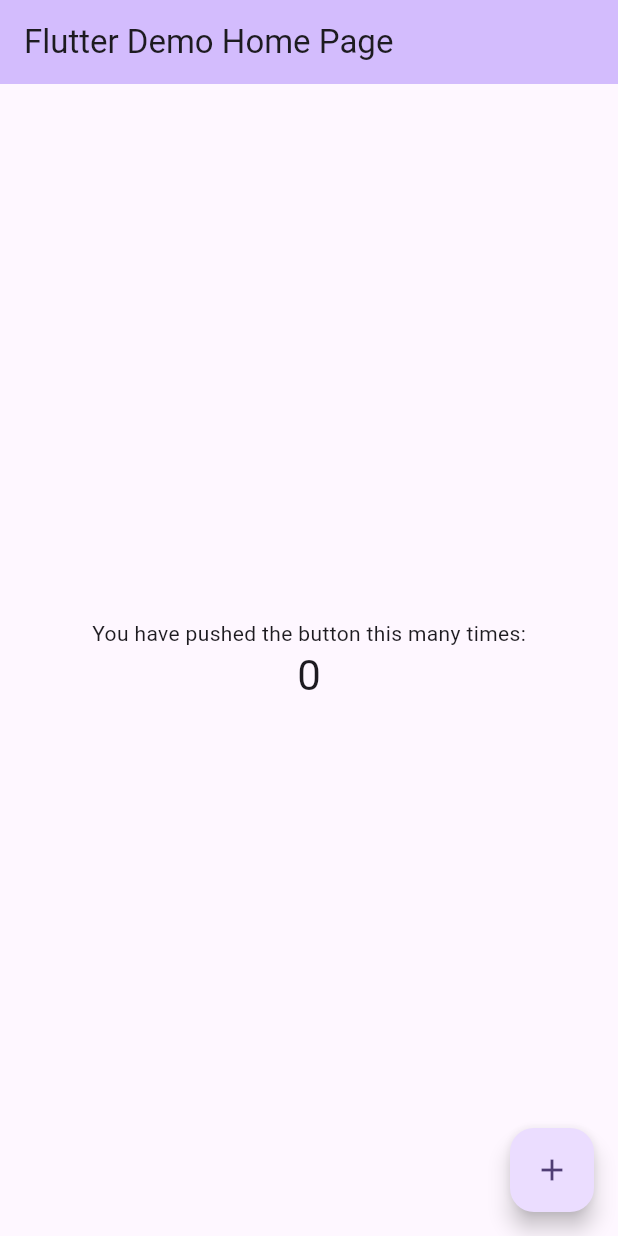
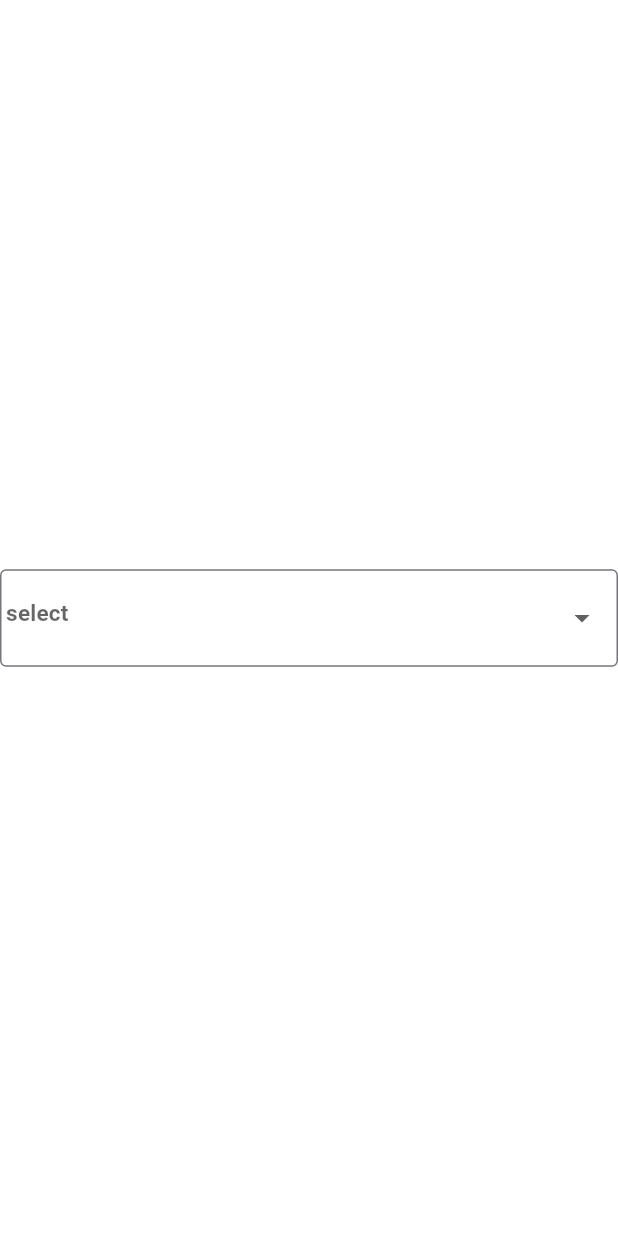
Before and after one commit to mehediFlutter/theme_data_handler, a Flutter app: the screen it shows after launch, on a phone screen of 412 x 824 dp. Run offline on Flutter 3.47's test engine with Material 3 defaults, Android fonts, the phone set to English and light mode, and no system bars.

Commit message:
drop down

```diff
--- /dev/null
+++ b/lib/drop_down/drop_down.dart
@@ -0,0 +1,44 @@
+import 'package:flutter/material.dart';
+
+class DropDown extends StatefulWidget {
+  const DropDown({super.key});
+
+  @override
+  State<DropDown> createState() => _DropDownState();
+}
+
+class _DropDownState extends State<DropDown> {
+    String? dropdownValue ;
+    List<String> myItem = ['1', '2', '3', '4', '5', '6', '7', '8', '9'];
+  @override
+  Widget build(BuildContext context) {
+
+    return Scaffold(
+      backgroundColor: Colors.white,
+      body: Center(
+        child: Center(
+          child: DropdownButtonFormField(
+            hint: Text("select",style: TextStyle(fontSize: 15),),
+            padding: EdgeInsets.only(top: 5,bottom: 10),
+              decoration: InputDecoration(
+
+
+        contentPadding: EdgeInsets.only(bottom: 5),
+        border: OutlineInputBorder(),
+      ),
+            items: myItem.map((String ?item) {
+              return DropdownMenuItem(value: item, child: Text(item.toString(),style: TextStyle(fontSize: 20),));
+            }).toList(),
+            onChanged: (String ?newValue) {
+              setState(() {
+                dropdownValue = newValue.toString();
+                print(dropdownValue);
+              });
+            }, value: dropdownValue,
+
+          ),
+        ),
+      ),
+    );
+  }
+}
--- a/lib/main.dart
+++ b/lib/main.dart
@@ -1,4 +1,6 @@
 import 'package:flutter/material.dart';
+import 'package:theme_handler/drop_down/drop_down.dart';
+import 'package:theme_handler/theme/theme.dart';
 
 void main() {
   runApp(const MyApp());
@@ -11,42 +13,17 @@
   @override
   Widget build(BuildContext context) {
     return MaterialApp(
-      title: 'Flutter Demo',
-      theme: ThemeData(
-        // This is the theme of your application.
-        //
-        // TRY THIS: Try running your application with "flutter run". You'll see
-        // the application has a purple toolbar. Then, without quitting the app,
-        // try changing the seedColor in the colorScheme below to Colors.green
-        // and then invoke "hot reload" (save your changes or press the "hot
-        // reload" button in a Flutter-supported IDE, or press "r" if you used
-        // the command line to start the app).
-        //
-        // Notice that the counter didn't reset back to zero; the application
-        // state is not lost during the reload. To reset the state, use hot
-        // restart instead.
-        //
-        // This works for code too, not just values: Most code changes can be
-        // tested with just a hot reload.
-        colorScheme: ColorScheme.fromSeed(seedColor: Colors.deepPurple),
-        useMaterial3: true,
-      ),
-      home: const MyHomePage(title: 'Flutter Demo Home Page'),
+      title: 'Theme Handler',
+      themeMode: ThemeMode.system,
+      theme: AppTheme.lightTheme,
+      darkTheme: AppTheme.darkTheme,
+      home: const DropDown(),
     );
   }
 }
 
 class MyHomePage extends StatefulWidget {
   const MyHomePage({super.key, required this.title});
-
-  // This widget is the home page of your application. It is stateful, meaning
-  // that it has a State object (defined below) that contains fields that affect
-  // how it looks.
-
-  // This class is the configuration for the state. It holds the values (in this
-  // case the title) provided by the parent (in this case the App widget) and
-  // used by the build method of the State. Fields in a Widget subclass are
-  // always marked "final".
 
   final String title;
 
@@ -59,50 +36,19 @@
 
   void _incrementCounter() {
     setState(() {
-      // This call to setState tells the Flutter framework that something has
-      // changed in this State, which causes it to rerun the build method below
-      // so that the display can reflect the updated values. If we changed
-      // _counter without calling setState(), then the build method would not be
-      // called again, and so nothing would appear to happen.
       _counter++;
     });
   }
 
   @override
   Widget build(BuildContext context) {
-    // This method is rerun every time setState is called, for instance as done
-    // by the _incrementCounter method above.
-    //
-    // The Flutter framework has been optimized to make rerunning build methods
-    // fast, so that you can just rebuild anything that needs updating rather
-    // than having to individually change instances of widgets.
     return Scaffold(
       appBar: AppBar(
-        // TRY THIS: Try changing the color here to a specific color (to
-        // Colors.amber, perhaps?) and trigger a hot reload to see the AppBar
-        // change color while the other colors stay the same.
         backgroundColor: Theme.of(context).colorScheme.inversePrimary,
-        // Here we take the value from the MyHomePage object that was created by
-        // the App.build method, and use it to set our appbar title.
         title: Text(widget.title),
       ),
       body: Center(
-        // Center is a layout widget. It takes a single child and positions it
-        // in the middle of the parent.
         child: Column(
-          // Column is also a layout widget. It takes a list of children and
-          // arranges them vertically. By default, it sizes itself to fit its
-          // children horizontally, and tries to be as tall as its parent.
-          //
-          // Column has various properties to control how it sizes itself and
-          // how it positions its children. Here we use mainAxisAlignment to
-          // center the children vertically; the main axis here is the vertical
-          // axis because Columns are vertical (the cross axis would be
-          // horizontal).
-          //
-          // TRY THIS: Invoke "debug painting" (choose the "Toggle Debug Paint"
-          // action in the IDE, or press "p" in the console), to see the
-          // wireframe for each widget.
           mainAxisAlignment: MainAxisAlignment.center,
           children: <Widget>[
             const Text(
@@ -119,7 +65,7 @@
         onPressed: _incrementCounter,
         tooltip: 'Increment',
         child: const Icon(Icons.add),
-      ), // This trailing comma makes auto-formatting nicer for build methods.
+      ),
     );
   }
 }
--- a/lib/theme/elevated_button_theme.dart
+++ b/lib/theme/elevated_button_theme.dart
@@ -0,0 +1,29 @@
+import 'package:flutter/material.dart';
+
+class AppElevatedButtonTheme{
+  static ElevatedButtonThemeData lightElevatedButtonTheme = ElevatedButtonThemeData(
+    style: ElevatedButton.styleFrom(
+      elevation: 5,
+      foregroundColor: Colors.white,
+      backgroundColor: Colors.blue,
+      disabledForegroundColor: Colors.grey,
+      disabledBackgroundColor: Colors.grey,
+      padding: EdgeInsets.symmetric(vertical: 18),
+      textStyle: const TextStyle(fontSize: 20, fontWeight: FontWeight.w600),
+    shape: RoundedRectangleBorder(borderRadius: BorderRadius.circular(12))
+    ),
+
+  );
+  static ElevatedButtonThemeData darkElevatedButtonTheme = ElevatedButtonThemeData(
+     style: ElevatedButton.styleFrom(
+      elevation: 5,
+      foregroundColor: Colors.white,
+      backgroundColor: Colors.blue,
+      disabledForegroundColor: Colors.grey,
+      disabledBackgroundColor: Colors.grey,
+      padding: EdgeInsets.symmetric(vertical: 18),
+      textStyle: const TextStyle(fontSize: 20, fontWeight: FontWeight.w600),
+    shape: RoundedRectangleBorder(borderRadius: BorderRadius.circular(12))
+    ),
+  );
+}
--- a/lib/theme/text_theme.dart
+++ b/lib/theme/text_theme.dart
@@ -0,0 +1,35 @@
+import 'package:flutter/material.dart';
+
+class AppTextTheme{
+
+
+  static TextTheme lightTextTheme =  TextTheme(
+    titleMedium: TextStyle().copyWith(
+      fontSize: 30,
+      color: Colors.black45,
+      fontWeight: FontWeight.w600
+
+    ),
+    bodyMedium: TextStyle().copyWith(
+      fontSize: 20,
+      color: Colors.black45,
+
+
+    ),
+  );
+  static TextTheme darkTextTheme = TextTheme(
+       titleMedium: TextStyle().copyWith(
+      fontSize: 30,
+      color: Colors.white54,
+      fontWeight: FontWeight.w600
+
+    ),
+    bodyMedium: TextStyle().copyWith(
+      fontSize: 20,
+      color: Colors.white54,
+
+
+    ),
+
+  );
+}
--- a/lib/theme/theme.dart
+++ b/lib/theme/theme.dart
@@ -0,0 +1,41 @@
+import 'package:flutter/material.dart';
+import 'package:theme_handler/theme/text_theme.dart';
+
+class AppTheme {
+
+  static ThemeData lightTheme = ThemeData(
+    useMaterial3: true,
+    fontFamily: '',
+    brightness: Brightness.light,
+    scaffoldBackgroundColor: Colors.white60,
+    primaryColor: Colors.blue,
+    textTheme: AppTextTheme.lightTextTheme,
+    elevatedButtonTheme: const ElevatedButtonThemeData(),
+    dropdownMenuTheme:  DropdownMenuThemeData(
+      inputDecorationTheme: InputDecorationTheme(
+        enabledBorder: OutlineInputBorder(
+          borderRadius: BorderRadius.circular(10)),
+          focusColor: Colors.black
+
+        )
+      )
+
+  );
+
+  static ThemeData darkTheme = ThemeData(
+        useMaterial3: true,
+    fontFamily: '',
+    brightness: Brightness.dark,
+    scaffoldBackgroundColor: Colors.black45,
+    primaryColor: Colors.blue,
+    textTheme: AppTextTheme.darkTextTheme,
+  );
+
+
+  // Theme Data Function
+   ThemeData customTheme (){
+    return ThemeData(
+
+    );
+  }
+}
```
